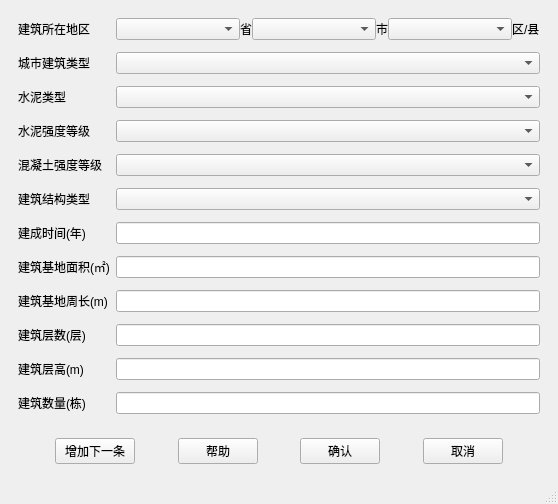
Qt form source/mainwindow.ui (liangtie/carbon-sink-calculation) before a commit.
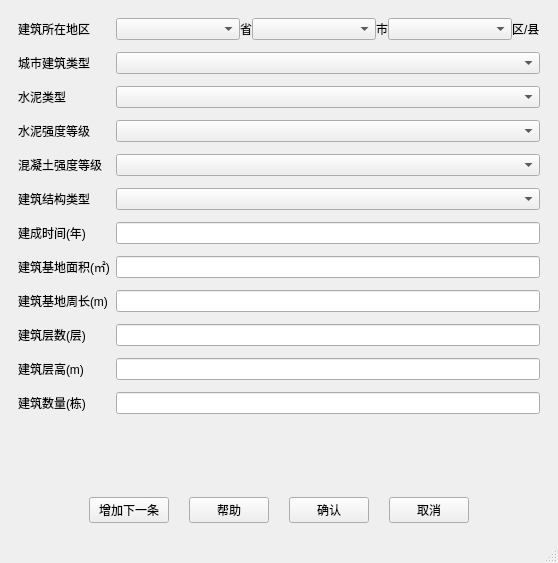
The same form after that commit.

Diff of the .ui file:
```diff
--- a/source/mainwindow.ui
+++ b/source/mainwindow.ui
@@ -7,7 +7,7 @@
     <x>0</x>
     <y>0</y>
     <width>558</width>
-    <height>478</height>
+    <height>563</height>
    </rect>
   </property>
   <property name="windowTitle">
@@ -230,6 +230,9 @@
        </sizepolicy>
       </property>
       <layout class="QHBoxLayout" name="horizontalLayout">
+       <property name="spacing">
+        <number>20</number>
+       </property>
        <item>
         <spacer name="horizontalSpacer_5">
          <property name="orientation">
@@ -250,19 +253,6 @@
          </property>
         </widget>
        </item>
-       <item>
-        <spacer name="horizontalSpacer">
-         <property name="orientation">
-          <enum>Qt::Horizontal</enum>
-         </property>
-         <property name="sizeHint" stdset="0">
-          <size>
-           <width>40</width>
-           <height>20</height>
-          </size>
-         </property>
-        </spacer>
-       </item>
        <item>
         <widget class="QPushButton" name="btnHelp">
          <property name="text">
@@ -270,19 +260,6 @@
          </property>
         </widget>
        </item>
-       <item>
-        <spacer name="horizontalSpacer_2">
-         <property name="orientation">
-          <enum>Qt::Horizontal</enum>
-         </property>
-         <property name="sizeHint" stdset="0">
-          <size>
-           <width>40</width>
-           <height>20</height>
-          </size>
-         </property>
-        </spacer>
-       </item>
        <item>
         <widget class="QPushButton" name="btnConfirm">
          <property name="text">
@@ -290,19 +267,6 @@
          </property>
         </widget>
        </item>
-       <item>
-        <spacer name="horizontalSpacer_3">
-         <property name="orientation">
-          <enum>Qt::Horizontal</enum>
-         </property>
-         <property name="sizeHint" stdset="0">
-          <size>
-           <width>40</width>
-           <height>20</height>
-          </size>
-         </property>
-        </spacer>
-       </item>
        <item>
         <widget class="QPushButton" name="btnCancel">
          <property name="text">
```
